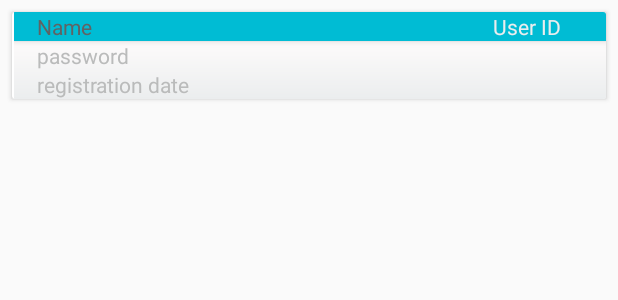
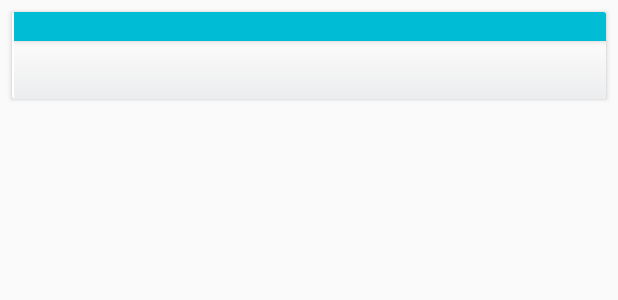
Before and after one commit to uditshrma/App-Client-for-RestfulWebService-places, an Android app: the layout item_recycler_list.xml on its own in the app's theme, with its tools: preview values and no code run, on a phone screen of 412 x 824 dp. Shown: the top 300 px of the screen. Run offline under Robolectric (Android 15) with nearby library versions, the phone set to English and light mode, and no system bars; network calls fail.

Commit message:
Fixed some warnings.

```diff
--- a/app/src/main/res/layout/comment_row.xml
+++ b/app/src/main/res/layout/comment_row.xml
@@ -24,7 +24,6 @@
             android:paddingEnd="15dp"
             android:paddingTop="5dp"
             android:paddingBottom="5dp"
-            android:text="Comment Text"
             android:textColor="#424242"
             android:textSize="14sp" />
 
--- a/app/src/main/res/layout/item_recycler_list.xml
+++ b/app/src/main/res/layout/item_recycler_list.xml
@@ -10,7 +10,7 @@
         <LinearLayout
             android:layout_width="match_parent"
             android:layout_height="wrap_content"
-            android:layout_marginLeft="1dp"
+            android:layout_marginStart="1dp"
             android:layout_weight="1"
             android:gravity="center_vertical"
             android:orientation="vertical">
@@ -33,8 +33,8 @@
                     android:id="@+id/user_name"
                     android:layout_width="wrap_content"
                     android:layout_height="wrap_content"
-                    android:layout_marginHorizontal="15dp"
-                    android:text="Name"
+                    android:layout_marginStart="15dp"
+                    android:layout_marginEnd="15dp"
                     android:textColor="#606364"
                     android:textSize="14sp" />
 
@@ -42,9 +42,8 @@
                     android:id="@+id/user_id"
                     android:layout_width="match_parent"
                     android:layout_height="wrap_content"
-                    android:gravity="right"
-                    android:layout_marginRight="30dp"
-                    android:text="User ID"
+                    android:gravity="end"
+                    android:layout_marginEnd="30dp"
                     android:textColor="#ebedee"
                     android:textSize="14sp" />
 
@@ -79,8 +78,8 @@
                     android:id="@+id/pass_text"
                     android:layout_width="match_parent"
                     android:layout_height="wrap_content"
-                    android:paddingHorizontal="15dp"
-                    android:text="password"
+                    android:layout_marginStart="15dp"
+                    android:layout_marginEnd="15dp"
                     android:textColor="#BABBBB"
                     android:textSize="14sp" />
 
@@ -88,8 +87,8 @@
                     android:id="@+id/reg_date"
                     android:layout_width="match_parent"
                     android:layout_height="wrap_content"
-                    android:paddingHorizontal="15dp"
-                    android:text="registration date"
+                    android:layout_marginStart="15dp"
+                    android:layout_marginEnd="15dp"
                     android:textColor="#BABBBB"
                     android:textSize="14sp" />
 
```
Also changed, not shown: app/src/main/res/layout/activity_maps.xml (+7 -3 lines), app/src/main/res/layout/profile_activity.xml (+4 -6 lines), app/src/main/res/layout/user_list.xml (+0 -12 lines), app/src/main/res/values/strings.xml (+13 -0 lines).
